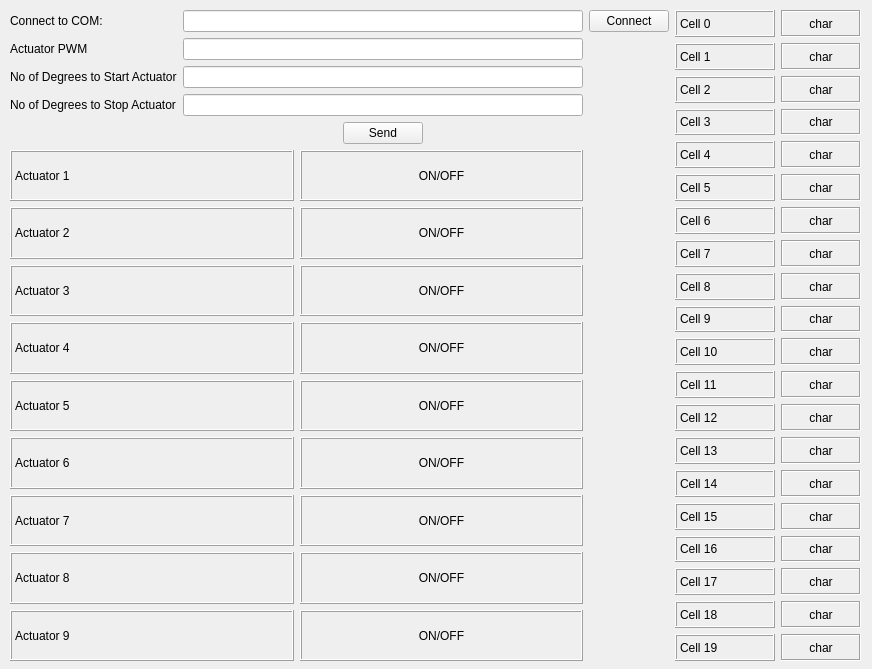
Before: the Qt Designer form braille_gui.ui in abouhgr/braille_gui_arduino, drawn with Qt 5.
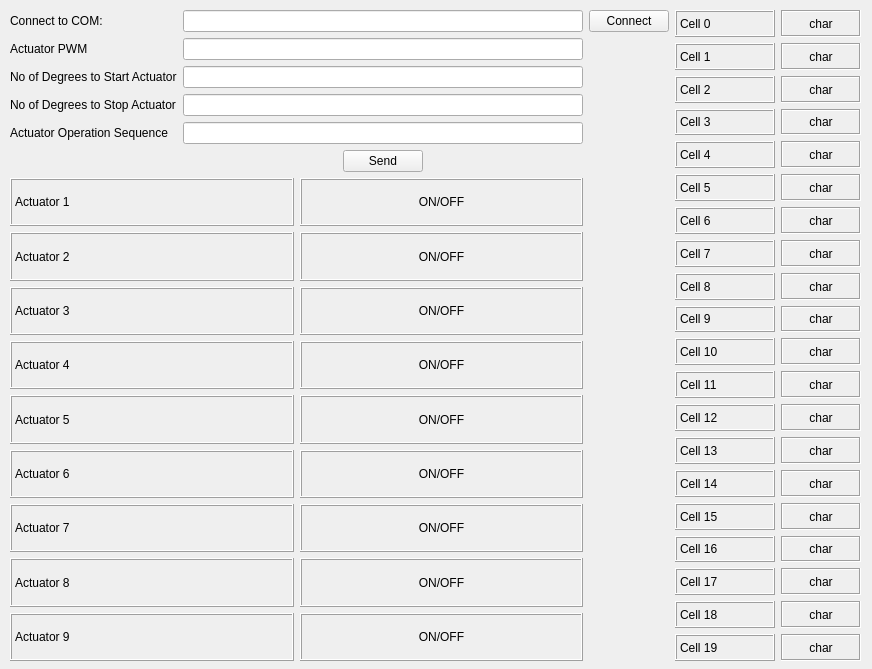
After: the same form once the commit is applied.

What changed in the file:
```diff
--- a/braille_gui.ui
+++ b/braille_gui.ui
@@ -57,7 +57,7 @@
      <property name="sizeConstraint">
       <enum>QLayout::SetMinimumSize</enum>
      </property>
-     <item row="4" column="2">
+     <item row="5" column="2">
       <spacer name="horizontalSpacer">
        <property name="orientation">
         <enum>Qt::Horizontal</enum>
@@ -73,447 +73,7 @@
        </property>
       </spacer>
      </item>
-     <item row="5" column="0" colspan="2">
-      <layout class="QGridLayout" name="gridLayout_3">
-       <property name="sizeConstraint">
-        <enum>QLayout::SetMinimumSize</enum>
-       </property>
-       <item row="2" column="1">
-        <widget class="QLabel" name="label_act3_state">
-         <property name="frameShape">
-          <enum>QFrame::Box</enum>
-         </property>
-         <property name="frameShadow">
-          <enum>QFrame::Raised</enum>
-         </property>
-         <property name="text">
-          <string>ON/OFF</string>
-         </property>
-         <property name="alignment">
-          <set>Qt::AlignCenter</set>
-         </property>
-        </widget>
-       </item>
-       <item row="4" column="1">
-        <widget class="QLabel" name="label_act5_state">
-         <property name="frameShape">
-          <enum>QFrame::Box</enum>
-         </property>
-         <property name="frameShadow">
-          <enum>QFrame::Raised</enum>
-         </property>
-         <property name="text">
-          <string>ON/OFF</string>
-         </property>
-         <property name="alignment">
-          <set>Qt::AlignCenter</set>
-         </property>
-        </widget>
-       </item>
-       <item row="3" column="1">
-        <widget class="QLabel" name="label_act4_state">
-         <property name="frameShape">
-          <enum>QFrame::Box</enum>
-         </property>
-         <property name="frameShadow">
-          <enum>QFrame::Raised</enum>
-         </property>
-         <property name="text">
-          <string>ON/OFF</string>
-         </property>
-         <property name="alignment">
-          <set>Qt::AlignCenter</set>
-         </property>
-        </widget>
-       </item>
-       <item row="0" column="1">
-        <widget class="QLabel" name="label_act1_state">
-         <property name="layoutDirection">
-          <enum>Qt::LeftToRight</enum>
-         </property>
-         <property name="frameShape">
-          <enum>QFrame::Box</enum>
-         </property>
-         <property name="frameShadow">
-          <enum>QFrame::Raised</enum>
-         </property>
-         <property name="text">
-          <string>ON/OFF</string>
-         </property>
-         <property name="alignment">
-          <set>Qt::AlignCenter</set>
-         </property>
-        </widget>
-       </item>
-       <item row="5" column="1">
-        <widget class="QLabel" name="label_act6_state">
-         <property name="frameShape">
-          <enum>QFrame::Box</enum>
-         </property>
-         <property name="frameShadow">
-          <enum>QFrame::Raised</enum>
-         </property>
-         <property name="text">
-          <string>ON/OFF</string>
-         </property>
-         <property name="alignment">
-          <set>Qt::AlignCenter</set>
-         </property>
-        </widget>
-       </item>
-       <item row="8" column="1">
-        <widget class="QLabel" name="label_act9_state">
-         <property name="frameShape">
-          <enum>QFrame::Box</enum>
-         </property>
-         <property name="frameShadow">
-          <enum>QFrame::Raised</enum>
-         </property>
-         <property name="text">
-          <string>ON/OFF</string>
-         </property>
-         <property name="alignment">
-          <set>Qt::AlignCenter</set>
-         </property>
-        </widget>
-       </item>
-       <item row="1" column="1">
-        <widget class="QLabel" name="label_act2_state">
-         <property name="frameShape">
-          <enum>QFrame::Box</enum>
-         </property>
-         <property name="frameShadow">
-          <enum>QFrame::Raised</enum>
-         </property>
-         <property name="text">
-          <string>ON/OFF</string>
-         </property>
-         <property name="alignment">
-          <set>Qt::AlignCenter</set>
-         </property>
-        </widget>
-       </item>
-       <item row="6" column="1">
-        <widget class="QLabel" name="label_act7_state">
-         <property name="frameShape">
-          <enum>QFrame::Box</enum>
-         </property>
-         <property name="frameShadow">
-          <enum>QFrame::Raised</enum>
-         </property>
-         <property name="text">
-          <string>ON/OFF</string>
-         </property>
-         <property name="alignment">
-          <set>Qt::AlignCenter</set>
-         </property>
-        </widget>
-       </item>
-       <item row="7" column="1">
-        <widget class="QLabel" name="label_act8_state">
-         <property name="frameShape">
-          <enum>QFrame::Box</enum>
-         </property>
-         <property name="frameShadow">
-          <enum>QFrame::Raised</enum>
-         </property>
-         <property name="text">
-          <string>ON/OFF</string>
-         </property>
-         <property name="alignment">
-          <set>Qt::AlignCenter</set>
-         </property>
-        </widget>
-       </item>
-       <item row="0" column="0">
-        <widget class="QLabel" name="label_act1">
-         <property name="minimumSize">
-          <size>
-           <width>100</width>
-           <height>0</height>
-          </size>
-         </property>
-         <property name="frameShape">
-          <enum>QFrame::Box</enum>
-         </property>
-         <property name="frameShadow">
-          <enum>QFrame::Raised</enum>
-         </property>
-         <property name="text">
-          <string>Actuator 1</string>
-         </property>
-        </widget>
-       </item>
-       <item row="1" column="0">
-        <widget class="QLabel" name="label_act2">
-         <property name="minimumSize">
-          <size>
-           <width>100</width>
-           <height>0</height>
-          </size>
-         </property>
-         <property name="frameShape">
-          <enum>QFrame::Box</enum>
-         </property>
-         <property name="frameShadow">
-          <enum>QFrame::Raised</enum>
-         </property>
-         <property name="text">
-          <string>Actuator 2</string>
-         </property>
-        </widget>
-       </item>
-       <item row="2" column="0">
-        <widget class="QLabel" name="label_act3">
-         <property name="minimumSize">
-          <size>
-           <width>100</width>
-           <height>0</height>
-          </size>
-         </property>
-         <property name="frameShape">
-          <enum>QFrame::Box</enum>
-         </property>
-         <property name="frameShadow">
-          <enum>QFrame::Raised</enum>
-         </property>
-         <property name="text">
-          <string>Actuator 3</string>
-         </property>
-        </widget>
-       </item>
-       <item row="3" column="0">
-        <widget class="QLabel" name="label_act4">
-         <property name="minimumSize">
-          <size>
-           <width>100</width>
-           <height>0</height>
-          </size>
-         </property>
-         <property name="frameShape">
-          <enum>QFrame::Box</enum>
-         </property>
-         <property name="frameShadow">
-          <enum>QFrame::Raised</enum>
-         </property>
-         <property name="text">
-          <string>Actuator 4</string>
-         </property>
-        </widget>
-       </item>
-       <item row="4" column="0">
-        <widget class="QLabel" name="label_act5">
-         <property name="minimumSize">
-          <size>
-           <width>100</width>
-           <height>0</height>
-          </size>
-         </property>
-         <property name="frameShape">
-          <enum>QFrame::Box</enum>
-         </property>
-         <property name="frameShadow">
-          <enum>QFrame::Raised</enum>
-         </property>
-         <property name="text">
-          <string>Actuator 5</string>
-         </property>
-        </widget>
-       </item>
-       <item row="5" column="0">
-        <widget class="QLabel" name="label_act6">
-         <property name="minimumSize">
-          <size>
-           <width>100</width>
-           <height>0</height>
-          </size>
-         </property>
-         <property name="frameShape">
-          <enum>QFrame::Box</enum>
-         </property>
-         <property name="frameShadow">
-          <enum>QFrame::Raised</enum>
-         </property>
-         <property name="text">
-          <string>Actuator 6</string>
-         </property>
-        </widget>
-       </item>
-       <item row="6" column="0">
-        <widget class="QLabel" name="label_act7">
-         <property name="minimumSize">
-          <size>
-           <width>100</width>
-           <height>0</height>
-          </size>
-         </property>
-         <property name="frameShape">
-          <enum>QFrame::Box</enum>
-         </property>
-         <property name="frameShadow">
-          <enum>QFrame::Raised</enum>
-         </property>
-         <property name="text">
-          <string>Actuator 7</string>
-         </property>
-        </widget>
-       </item>
-       <item row="7" column="0">
-        <widget class="QLabel" name="label_act8">
-         <property name="minimumSize">
-          <size>
-           <width>100</width>
-           <height>0</height>
-          </size>
-         </property>
-         <property name="frameShape">
-          <enum>QFrame::Box</enum>
-         </property>
-         <property name="frameShadow">
-          <enum>QFrame::Raised</enum>
-         </property>
-         <property name="text">
-          <string>Actuator 8</string>
-         </property>
-        </widget>
-       </item>
-       <item row="8" column="0">
-        <widget class="QLabel" name="label_act9">
-         <property name="minimumSize">
-          <size>
-           <width>100</width>
-           <height>0</height>
-          </size>
-         </property>
-         <property name="frameShape">
-          <enum>QFrame::Box</enum>
-         </property>
-         <property name="frameShadow">
-          <enum>QFrame::Raised</enum>
-         </property>
-         <property name="text">
-          <string>Actuator 9</string>
-         </property>
-        </widget>
-       </item>
-      </layout>
-     </item>
-     <item row="1" column="0">
-      <widget class="QLabel" name="label_pwm">
-       <property name="minimumSize">
-        <size>
-         <width>100</width>
-         <height>0</height>
-        </size>
-       </property>
-       <property name="text">
-        <string>Actuator PWM</string>
-       </property>
-      </widget>
-     </item>
-     <item row="1" column="1">
-      <widget class="QLineEdit" name="lineEdit_pwm"/>
-     </item>
-     <item row="4" column="1">
-      <layout class="QHBoxLayout" name="horizontalLayout_2">
-       <item>
-        <spacer name="horizontalSpacer_2">
-         <property name="orientation">
-          <enum>Qt::Horizontal</enum>
-         </property>
-         <property name="sizeHint" stdset="0">
-          <size>
-           <width>40</width>
-           <height>20</height>
-          </size>
-         </property>
-        </spacer>
-       </item>
-       <item>
-        <widget class="QPushButton" name="pb_send">
-         <property name="text">
-          <string>Send</string>
-         </property>
-        </widget>
-       </item>
-       <item>
-        <spacer name="horizontalSpacer_3">
-         <property name="orientation">
-          <enum>Qt::Horizontal</enum>
-         </property>
-         <property name="sizeHint" stdset="0">
-          <size>
-           <width>40</width>
-           <height>20</height>
-          </size>
-         </property>
-        </spacer>
-       </item>
-      </layout>
-     </item>
-     <item row="3" column="1">
-      <widget class="QLineEdit" name="lineEdit_dgr_stop"/>
-     </item>
-     <item row="2" column="0">
-      <widget class="QLabel" name="label_dgr_start">
-       <property name="minimumSize">
-        <size>
-         <width>100</width>
-         <height>0</height>
-        </size>
-       </property>
-       <property name="text">
-        <string>No of Degrees to Start Actuator</string>
-       </property>
-      </widget>
-     </item>
-     <item row="3" column="0">
-      <widget class="QLabel" name="label_dgr_stop">
-       <property name="minimumSize">
-        <size>
-         <width>100</width>
-         <height>0</height>
-        </size>
-       </property>
-       <property name="text">
-        <string>No of Degrees to Stop Actuator</string>
-       </property>
-      </widget>
-     </item>
-     <item row="5" column="2">
-      <spacer name="verticalSpacer_2">
-       <property name="orientation">
-        <enum>Qt::Vertical</enum>
-       </property>
-       <property name="sizeHint" stdset="0">
-        <size>
-         <width>20</width>
-         <height>40</height>
-        </size>
-       </property>
-      </spacer>
-     </item>
-     <item row="2" column="1">
-      <widget class="QLineEdit" name="lineEdit_dgr_start"/>
-     </item>
-     <item row="0" column="0">
-      <widget class="QLabel" name="label_com">
-       <property name="text">
-        <string>Connect to COM:</string>
-       </property>
-      </widget>
-     </item>
-     <item row="0" column="2">
-      <widget class="QPushButton" name="pb_conn_ard">
-       <property name="text">
-        <string>Connect</string>
-       </property>
-      </widget>
-     </item>
-     <item row="0" column="1">
-      <widget class="QLineEdit" name="lineEdit_com"/>
-     </item>
-     <item row="0" column="3" rowspan="6">
+     <item row="0" column="3" rowspan="7">
       <layout class="QGridLayout" name="gridLayout_4">
        <item row="10" column="0">
         <widget class="QLabel" name="label_c10">
@@ -1223,6 +783,462 @@
        </item>
       </layout>
      </item>
+     <item row="5" column="1">
+      <layout class="QHBoxLayout" name="horizontalLayout_2">
+       <item>
+        <spacer name="horizontalSpacer_2">
+         <property name="orientation">
+          <enum>Qt::Horizontal</enum>
+         </property>
+         <property name="sizeHint" stdset="0">
+          <size>
+           <width>40</width>
+           <height>20</height>
+          </size>
+         </property>
+        </spacer>
+       </item>
+       <item>
+        <widget class="QPushButton" name="pb_send">
+         <property name="text">
+          <string>Send</string>
+         </property>
+        </widget>
+       </item>
+       <item>
+        <spacer name="horizontalSpacer_3">
+         <property name="orientation">
+          <enum>Qt::Horizontal</enum>
+         </property>
+         <property name="sizeHint" stdset="0">
+          <size>
+           <width>40</width>
+           <height>20</height>
+          </size>
+         </property>
+        </spacer>
+       </item>
+      </layout>
+     </item>
+     <item row="0" column="0">
+      <widget class="QLabel" name="label_com">
+       <property name="text">
+        <string>Connect to COM:</string>
+       </property>
+      </widget>
+     </item>
+     <item row="0" column="1">
+      <widget class="QLineEdit" name="lineEdit_com"/>
+     </item>
+     <item row="2" column="1">
+      <widget class="QLineEdit" name="lineEdit_dgr_start"/>
+     </item>
+     <item row="6" column="0" colspan="2">
+      <layout class="QGridLayout" name="gridLayout_3">
+       <property name="sizeConstraint">
+        <enum>QLayout::SetMinimumSize</enum>
+       </property>
+       <item row="2" column="1">
+        <widget class="QLabel" name="label_act3_state">
+         <property name="frameShape">
+          <enum>QFrame::Box</enum>
+         </property>
+         <property name="frameShadow">
+          <enum>QFrame::Raised</enum>
+         </property>
+         <property name="text">
+          <string>ON/OFF</string>
+         </property>
+         <property name="alignment">
+          <set>Qt::AlignCenter</set>
+         </property>
+        </widget>
+       </item>
+       <item row="4" column="1">
+        <widget class="QLabel" name="label_act5_state">
+         <property name="frameShape">
+          <enum>QFrame::Box</enum>
+         </property>
+         <property name="frameShadow">
+          <enum>QFrame::Raised</enum>
+         </property>
+         <property name="text">
+          <string>ON/OFF</string>
+         </property>
+         <property name="alignment">
+          <set>Qt::AlignCenter</set>
+         </property>
+        </widget>
+       </item>
+       <item row="3" column="1">
+        <widget class="QLabel" name="label_act4_state">
+         <property name="frameShape">
+          <enum>QFrame::Box</enum>
+         </property>
+         <property name="frameShadow">
+          <enum>QFrame::Raised</enum>
+         </property>
+         <property name="text">
+          <string>ON/OFF</string>
+         </property>
+         <property name="alignment">
+          <set>Qt::AlignCenter</set>
+         </property>
+        </widget>
+       </item>
+       <item row="0" column="1">
+        <widget class="QLabel" name="label_act1_state">
+         <property name="layoutDirection">
+          <enum>Qt::LeftToRight</enum>
+         </property>
+         <property name="frameShape">
+          <enum>QFrame::Box</enum>
+         </property>
+         <property name="frameShadow">
+          <enum>QFrame::Raised</enum>
+         </property>
+         <property name="text">
+          <string>ON/OFF</string>
+         </property>
+         <property name="alignment">
+          <set>Qt::AlignCenter</set>
+         </property>
+        </widget>
+       </item>
+       <item row="5" column="1">
+        <widget class="QLabel" name="label_act6_state">
+         <property name="frameShape">
+          <enum>QFrame::Box</enum>
+         </property>
+         <property name="frameShadow">
+          <enum>QFrame::Raised</enum>
+         </property>
+         <property name="text">
+          <string>ON/OFF</string>
+         </property>
+         <property name="alignment">
+          <set>Qt::AlignCenter</set>
+         </property>
+        </widget>
+       </item>
+       <item row="8" column="1">
+        <widget class="QLabel" name="label_act9_state">
+         <property name="frameShape">
+          <enum>QFrame::Box</enum>
+         </property>
+         <property name="frameShadow">
+          <enum>QFrame::Raised</enum>
+         </property>
+         <property name="text">
+          <string>ON/OFF</string>
+         </property>
+         <property name="alignment">
+          <set>Qt::AlignCenter</set>
+         </property>
+        </widget>
+       </item>
+       <item row="1" column="1">
+        <widget class="QLabel" name="label_act2_state">
+         <property name="frameShape">
+          <enum>QFrame::Box</enum>
+         </property>
+         <property name="frameShadow">
+          <enum>QFrame::Raised</enum>
+         </property>
+         <property name="text">
+          <string>ON/OFF</string>
+         </property>
+         <property name="alignment">
+          <set>Qt::AlignCenter</set>
+         </property>
+        </widget>
+       </item>
+       <item row="6" column="1">
+        <widget class="QLabel" name="label_act7_state">
+         <property name="frameShape">
+          <enum>QFrame::Box</enum>
+         </property>
+         <property name="frameShadow">
+          <enum>QFrame::Raised</enum>
+         </property>
+         <property name="text">
+          <string>ON/OFF</string>
+         </property>
+         <property name="alignment">
+          <set>Qt::AlignCenter</set>
+         </property>
+        </widget>
+       </item>
+       <item row="7" column="1">
+        <widget class="QLabel" name="label_act8_state">
+         <property name="frameShape">
+          <enum>QFrame::Box</enum>
+         </property>
+         <property name="frameShadow">
+          <enum>QFrame::Raised</enum>
+         </property>
+         <property name="text">
+          <string>ON/OFF</string>
+         </property>
+         <property name="alignment">
+          <set>Qt::AlignCenter</set>
+         </property>
+        </widget>
+       </item>
+       <item row="0" column="0">
+        <widget class="QLabel" name="label_act1">
+         <property name="minimumSize">
+          <size>
+           <width>100</width>
+           <height>0</height>
+          </size>
+         </property>
+         <property name="frameShape">
+          <enum>QFrame::Box</enum>
+         </property>
+         <property name="frameShadow">
+          <enum>QFrame::Raised</enum>
+         </property>
+         <property name="text">
+          <string>Actuator 1</string>
+         </property>
+        </widget>
+       </item>
+       <item row="1" column="0">
+        <widget class="QLabel" name="label_act2">
+         <property name="minimumSize">
+          <size>
+           <width>100</width>
+           <height>0</height>
+          </size>
+         </property>
+         <property name="frameShape">
+          <enum>QFrame::Box</enum>
+         </property>
+         <property name="frameShadow">
+          <enum>QFrame::Raised</enum>
+         </property>
+         <property name="text">
+          <string>Actuator 2</string>
+         </property>
+        </widget>
+       </item>
+       <item row="2" column="0">
+        <widget class="QLabel" name="label_act3">
+         <property name="minimumSize">
+          <size>
+           <width>100</width>
+           <height>0</height>
+          </size>
+         </property>
+         <property name="frameShape">
+          <enum>QFrame::Box</enum>
+         </property>
+         <property name="frameShadow">
+          <enum>QFrame::Raised</enum>
+         </property>
+         <property name="text">
+          <string>Actuator 3</string>
+         </property>
+        </widget>
+       </item>
+       <item row="3" column="0">
+        <widget class="QLabel" name="label_act4">
+         <property name="minimumSize">
+          <size>
+           <width>100</width>
+           <height>0</height>
+          </size>
+         </property>
+         <property name="frameShape">
+          <enum>QFrame::Box</enum>
+         </property>
+         <property name="frameShadow">
+          <enum>QFrame::Raised</enum>
+         </property>
+         <property name="text">
+          <string>Actuator 4</string>
+         </property>
+        </widget>
+       </item>
+       <item row="4" column="0">
+        <widget class="QLabel" name="label_act5">
+         <property name="minimumSize">
+          <size>
+           <width>100</width>
+           <height>0</height>
+          </size>
+         </property>
+         <property name="frameShape">
+          <enum>QFrame::Box</enum>
+         </property>
+         <property name="frameShadow">
+          <enum>QFrame::Raised</enum>
+         </property>
+         <property name="text">
+          <string>Actuator 5</string>
+         </property>
+        </widget>
+       </item>
+       <item row="5" column="0">
+        <widget class="QLabel" name="label_act6">
+         <property name="minimumSize">
+          <size>
+           <width>100</width>
+           <height>0</height>
+          </size>
+         </property>
+         <property name="frameShape">
+          <enum>QFrame::Box</enum>
+         </property>
+         <property name="frameShadow">
+          <enum>QFrame::Raised</enum>
+         </property>
+         <property name="text">
+          <string>Actuator 6</string>
+         </property>
+        </widget>
+       </item>
+       <item row="6" column="0">
+        <widget class="QLabel" name="label_act7">
+         <property name="minimumSize">
+          <size>
+           <width>100</width>
+           <height>0</height>
+          </size>
+         </property>
+         <property name="frameShape">
+          <enum>QFrame::Box</enum>
+         </property>
+         <property name="frameShadow">
+          <enum>QFrame::Raised</enum>
+         </property>
+         <property name="text">
+          <string>Actuator 7</string>
+         </property>
+        </widget>
+       </item>
+       <item row="7" column="0">
+        <widget class="QLabel" name="label_act8">
+         <property name="minimumSize">
+          <size>
+           <width>100</width>
+           <height>0</height>
+          </size>
+         </property>
+         <property name="frameShape">
+          <enum>QFrame::Box</enum>
+         </property>
+         <property name="frameShadow">
+          <enum>QFrame::Raised</enum>
+         </property>
+         <property name="text">
+          <string>Actuator 8</string>
+         </property>
+        </widget>
+       </item>
+       <item row="8" column="0">
+        <widget class="QLabel" name="label_act9">
+         <property name="minimumSize">
+          <size>
+           <width>100</width>
+           <height>0</height>
+          </size>
+         </property>
+         <property name="frameShape">
+          <enum>QFrame::Box</enum>
+         </property>
+         <property name="frameShadow">
+          <enum>QFrame::Raised</enum>
+         </property>
+         <property name="text">
+          <string>Actuator 9</string>
+         </property>
+        </widget>
+       </item>
+      </layout>
+     </item>
+     <item row="3" column="1">
+      <widget class="QLineEdit" name="lineEdit_dgr_stop"/>
+     </item>
+     <item row="0" column="2">
+      <widget class="QPushButton" name="pb_conn_ard">
+       <property name="text">
+        <string>Connect</string>
+       </property>
+      </widget>
+     </item>
+     <item row="1" column="0">
+      <widget class="QLabel" name="label_pwm">
+       <property name="minimumSize">
+        <size>
+         <width>100</width>
+         <height>0</height>
+        </size>
+       </property>
+       <property name="text">
+        <string>Actuator PWM</string>
+       </property>
+      </widget>
+     </item>
+     <item row="2" column="0">
+      <widget class="QLabel" name="label_dgr_start">
+       <property name="minimumSize">
+        <size>
+         <width>100</width>
+         <height>0</height>
+        </size>
+       </property>
+       <property name="text">
+        <string>No of Degrees to Start Actuator</string>
+       </property>
+      </widget>
+     </item>
+     <item row="3" column="0">
+      <widget class="QLabel" name="label_dgr_stop">
+       <property name="minimumSize">
+        <size>
+         <width>100</width>
+         <height>0</height>
+        </size>
+       </property>
+       <property name="text">
+        <string>No of Degrees to Stop Actuator</string>
+       </property>
+      </widget>
+     </item>
+     <item row="6" column="2">
+      <spacer name="verticalSpacer_2">
+       <property name="orientation">
+        <enum>Qt::Vertical</enum>
+       </property>
+       <property name="sizeHint" stdset="0">
+        <size>
+         <width>20</width>
+         <height>40</height>
+        </size>
+       </property>
+      </spacer>
+     </item>
+     <item row="1" column="1">
+      <widget class="QLineEdit" name="lineEdit_pwm"/>
+     </item>
+     <item row="4" column="1">
+      <widget class="QLineEdit" name="lineEdit_act_sequence"/>
+     </item>
+     <item row="4" column="0">
+      <widget class="QLabel" name="label_act_sequence">
+       <property name="minimumSize">
+        <size>
+         <width>100</width>
+         <height>0</height>
+        </size>
+       </property>
+       <property name="text">
+        <string>Actuator Operation Sequence</string>
+       </property>
+      </widget>
+     </item>
     </layout>
    </widget>
   </widget>
```
